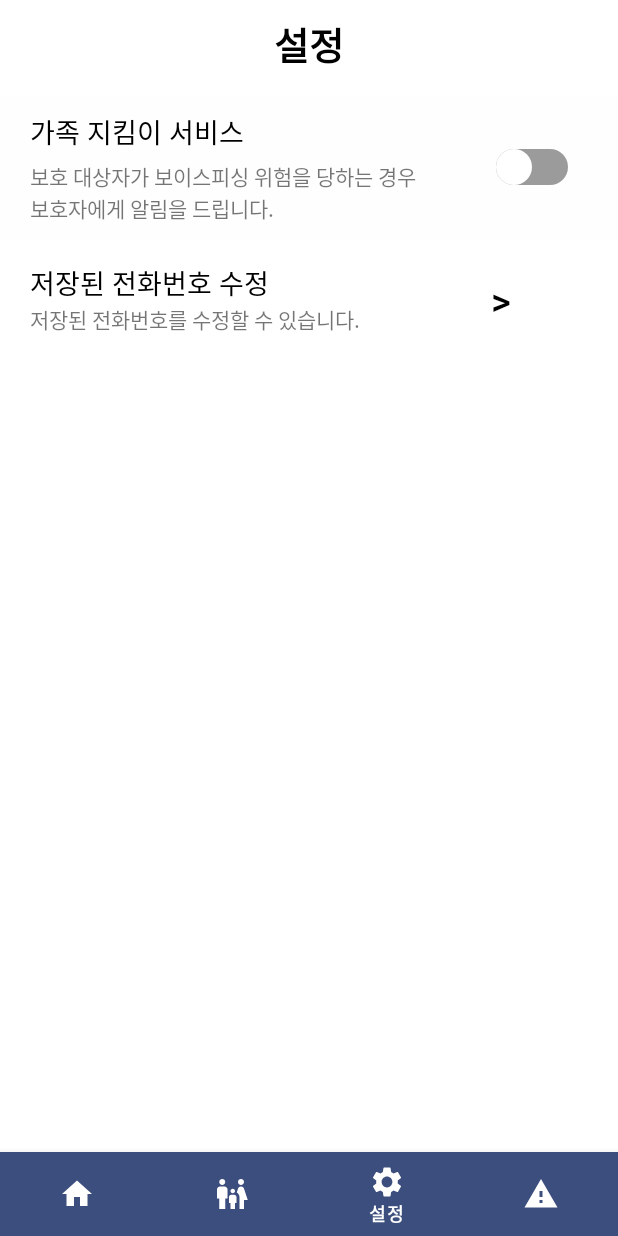
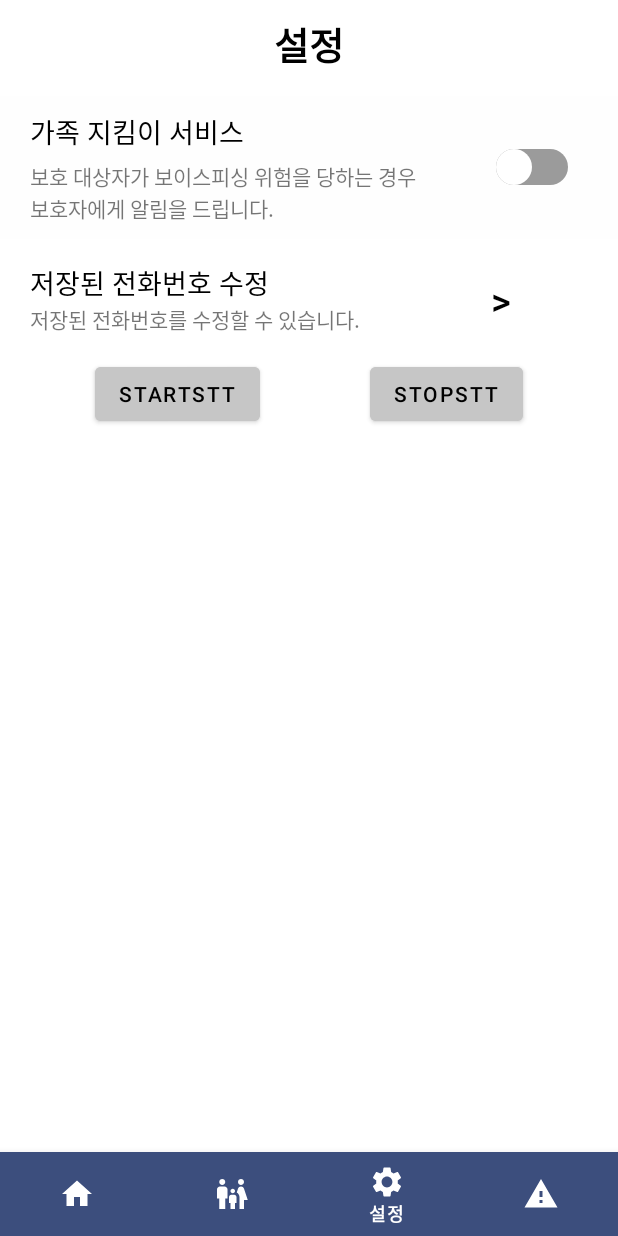
Before and after one commit to HyundongK/AvoidVoiceService, an Android app: the screen it shows after launch (MainActivity), item 3 of the bottom bar chosen, on a phone screen of 412 x 824 dp. Run offline under Robolectric (Android 15) with nearby library versions, the phone set to English and light mode, and no system bars.

Commit message:
[SER-023] 기능 추가 및 보완 - sms 작동 오류 수정

```diff
--- a/app/src/main/java/com/example/avoidvoice/chatapi/APIHandler.java
+++ b/app/src/main/java/com/example/avoidvoice/chatapi/APIHandler.java
@@ -73,7 +73,7 @@ public class APIHandler {
             Log.d("ML result", String.valueOf(mlResult));
         }
 
-        if (warningCount == 1 && !checkSendMessage) {
+        if (warningCount == 0 && !checkSendMessage) {
             //알림주기
             notificationHelper = new NotificationHelper(context);
             NotificationCompat.Builder nb = notificationHelper.getChannelNotification("알림", "보이스 피싱의 위험이 감지되었습니다.");
--- a/app/src/main/java/com/example/avoidvoice/family/FamilyFragment.java
+++ b/app/src/main/java/com/example/avoidvoice/family/FamilyFragment.java
@@ -49,7 +49,6 @@ public class FamilyFragment extends Fragment {
         et = view.findViewById(R.id.numEdit);
         et.addTextChangedListener(new PhoneNumberFormattingTextWatcher());
 //        testBtn = view.findViewById(R.id.removeBtn);
-        SMStest = view.findViewById(R.id.testSMS);
 
         adapter = new ArrayAdapter(getActivity().getApplicationContext(), android.R.layout.simple_list_item_single_choice, items);
 
--- a/app/src/main/java/com/example/avoidvoice/main/MainFragment.java
+++ b/app/src/main/java/com/example/avoidvoice/main/MainFragment.java
@@ -34,12 +34,9 @@ public class MainFragment extends Fragment {
     private View view;
     private ViewPager viewPager;
     ArrayList<Integer> arrayList = new ArrayList<>();
-    private Button startBTN;
-    private Button stopBTN;
+
     private Switch mainSwitch;
     private NotificationHelper mNotificationhelper;
-    private static boolean serviceStarted = false;
-    private Intent intent;
     private SharedPreferences appData;
     private boolean saveSwitchData = false;
 
@@ -49,8 +46,7 @@ public class MainFragment extends Fragment {
         // Inflate the layout for this fragment
         view = inflater.inflate(R.layout.main_fragment, container, false);
         viewPager = view.findViewById(R.id.viewPager);
-        startBTN = view.findViewById(R.id.startBTN);
-        stopBTN = view.findViewById(R.id.stopBTN);
+
         mainSwitch = view.findViewById(R.id.main_switch);
 
         appData = getContext().getSharedPreferences("appData", MODE_PRIVATE);
@@ -59,33 +55,8 @@ public class MainFragment extends Fragment {
         //Intent intent = new Intent(getActivity(), TestActivity.class);
         mNotificationhelper = new NotificationHelper(getActivity().getApplicationContext());
 
-        intent = new Intent(getContext(), VoiceAvoidService.class);
-        intent.putExtra("test", 2);
+        Intent warningIntent = new Intent(getActivity().getApplicationContext(), WarningMessage.class);
 
-        Intent warningIntent = new Intent(getActivity().getApplicationContext(), WarningMessage.class);
-        startBTN.setOnClickListener(new View.OnClickListener() {
-            @Override
-            public void onClick(View view) {
-                if(!serviceStarted) {
-                    serviceStarted = true;
-                    getContext().startService(intent);
-                }
-            }
-        });
-
-        stopBTN.setOnClickListener(new View.OnClickListener() {
-            @Override
-            public void onClick(View view) {
-                if(serviceStarted) {
-                    serviceStarted = false;
-                    getContext().stopService(intent);
-                }
-
-//                String title = "보이스피싱 알림";
-//                String message = "보이스피싱 위험이 있습니다.";
-//                sendOnChannel(title, message);
-            }
-        });
 
         mainSwitch.setOnCheckedChangeListener(new CompoundButton.OnCheckedChangeListener() {
             @Override
--- a/app/src/main/java/com/example/avoidvoice/setting/SetFragment.java
+++ b/app/src/main/java/com/example/avoidvoice/setting/SetFragment.java
@@ -2,6 +2,7 @@ package com.example.avoidvoice.setting;
 
 import static android.content.Context.MODE_PRIVATE;
 
+import android.content.Intent;
 import android.content.SharedPreferences;
 import android.os.Bundle;
 import android.view.LayoutInflater;
@@ -16,6 +17,7 @@ import android.widget.Switch;
 import androidx.fragment.app.Fragment;
 
 import com.example.avoidvoice.R;
+import com.example.avoidvoice.service.VoiceAvoidService;
 
 public class SetFragment extends Fragment {
 
@@ -24,11 +26,17 @@ public class SetFragment extends Fragment {
     private View view;
     private Button numBtn;
     private Switch smsSwitch;
+    private Button startBTN;
+    private Button stopBTN;
     private LinearLayout numLayout;
     private NumberFragmentDialog fragmentDialog;
 
     private SharedPreferences appData;
     private boolean saveSwitchData = false;
+
+    private Intent intent;
+
+    private static boolean serviceStarted = false;
 
 
     public View onCreateView(LayoutInflater inflater, ViewGroup container,
@@ -39,6 +47,8 @@ public class SetFragment extends Fragment {
         numBtn = view.findViewById(R.id.numBtn);
         smsSwitch = view.findViewById(R.id.smsSwitch);
         numLayout = view.findViewById(R.id.numLayout);
+        startBTN = view.findViewById(R.id.startBTN);
+        stopBTN = view.findViewById(R.id.stopBTN);
 
         appData = getContext().getSharedPreferences("appData", MODE_PRIVATE);
         load();
@@ -70,6 +80,32 @@ public class SetFragment extends Fragment {
             }
         });
 
+        intent = new Intent(getContext(), VoiceAvoidService.class);
+        intent.putExtra("test", 2);
+        startBTN.setOnClickListener(new View.OnClickListener() {
+            @Override
+            public void onClick(View view) {
+                if(!serviceStarted) {
+                    serviceStarted = true;
+                    getContext().startService(intent);
+                }
+            }
+        });
+
+        stopBTN.setOnClickListener(new View.OnClickListener() {
+            @Override
+            public void onClick(View view) {
+                if(serviceStarted) {
+                    serviceStarted = false;
+                    getContext().stopService(intent);
+                }
+
+//                String title = "보이스피싱 알림";
+//                String message = "보이스피싱 위험이 있습니다.";
+//                sendOnChannel(title, message);
+            }
+        });
+
         return view;
     }
 
--- a/app/src/main/res/layout/set_fragment.xml
+++ b/app/src/main/res/layout/set_fragment.xml
@@ -141,6 +141,48 @@
 
             </LinearLayout>
 
+            <LinearLayout
+                android:layout_width="match_parent"
+                android:layout_height="match_parent"
+                android:layout_marginTop="5dp"
+                android:orientation="horizontal">
+
+                <Space
+                    android:layout_width="wrap_content"
+                    android:layout_height="wrap_content"
+                    android:layout_weight="1" />
+
+                <Button
+                    android:id="@+id/startBTN"
+                    android:layout_width="wrap_content"
+                    android:layout_height="wrap_content"
+                    android:layout_gravity="center"
+                    android:backgroundTint="#C6C6C6"
+                    android:text="startSTT"
+                    android:textColor="#000000" />
+
+                <Space
+                    android:layout_width="wrap_content"
+                    android:layout_height="wrap_content"
+                    android:layout_weight="1" />
+
+                <Button
+                    android:id="@+id/stopBTN"
+                    android:layout_width="wrap_content"
+                    android:layout_height="wrap_content"
+                    android:layout_gravity="center"
+                    android:layout_marginLeft="10dp"
+                    android:backgroundTint="#C6C6C6"
+                    android:text="stopSTT"
+                    android:textColor="#000000" />
+
+                <Space
+                    android:layout_width="wrap_content"
+                    android:layout_height="wrap_content"
+                    android:layout_weight="1" />
+
+            </LinearLayout>
+
 
         </LinearLayout>
 
```
Also changed, not shown: app/src/main/res/layout/family_fragment.xml (+0 -16 lines), app/src/main/res/layout/main_fragment.xml (+7 -20 lines).
